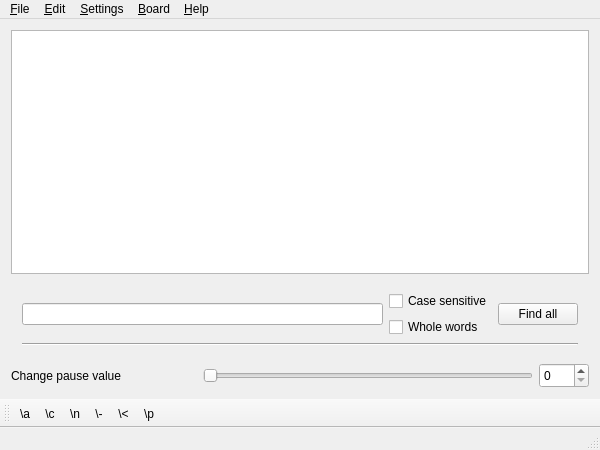
The window that OpenBoard/mainwindow.ui (ITAAcademy/OpenBoard) describes before a commit, drawn with Qt 5.
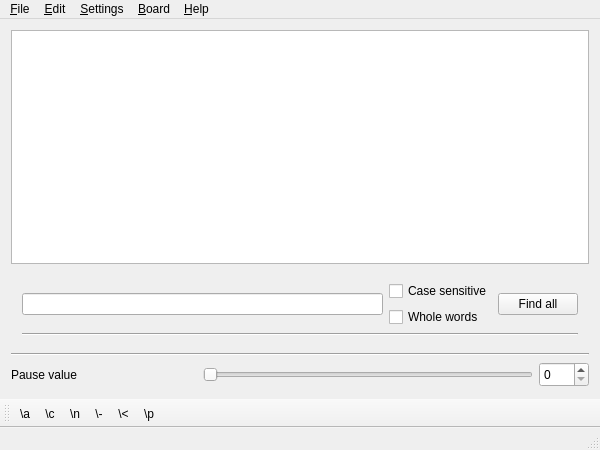
The same window after the commit. Icons and pictures are not drawn.

```diff
--- a/OpenBoard/mainwindow.ui
+++ b/OpenBoard/mainwindow.ui
@@ -72,13 +72,13 @@
       <property name="minimumSize">
        <size>
         <width>0</width>
-        <height>25</height>
+        <height>35</height>
        </size>
       </property>
       <property name="maximumSize">
        <size>
         <width>16777215</width>
-        <height>25</height>
+        <height>35</height>
        </size>
       </property>
       <layout class="QVBoxLayout" name="verticalLayout_Slider">
@@ -95,11 +95,24 @@
         <number>0</number>
        </property>
        <item>
-        <layout class="QHBoxLayout" name="horizontalLayout_Slider">
+        <widget class="Line" name="line">
+         <property name="minimumSize">
+          <size>
+           <width>0</width>
+           <height>0</height>
+          </size>
+         </property>
+         <property name="orientation">
+          <enum>Qt::Horizontal</enum>
+         </property>
+        </widget>
+       </item>
+       <item>
+        <layout class="QHBoxLayout" name="horizontalLayout_2">
          <item>
           <widget class="QLabel" name="label">
            <property name="text">
-            <string>Change pause value</string>
+            <string>Pause value</string>
            </property>
           </widget>
          </item>
```
Left out of the diff: 92 changed lines with no effect on the pictures.
